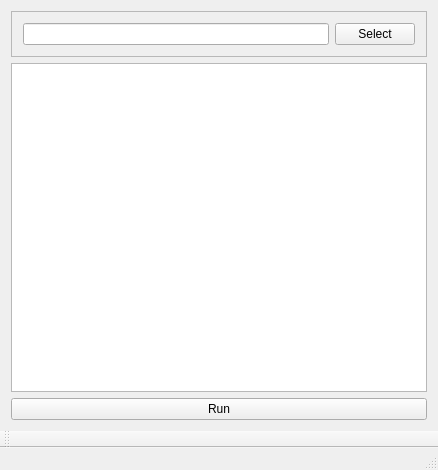
The window that Huangpu/fps_testexecutive.ui (fanmuzhi/huangpu) describes before a commit, drawn with Qt 5.
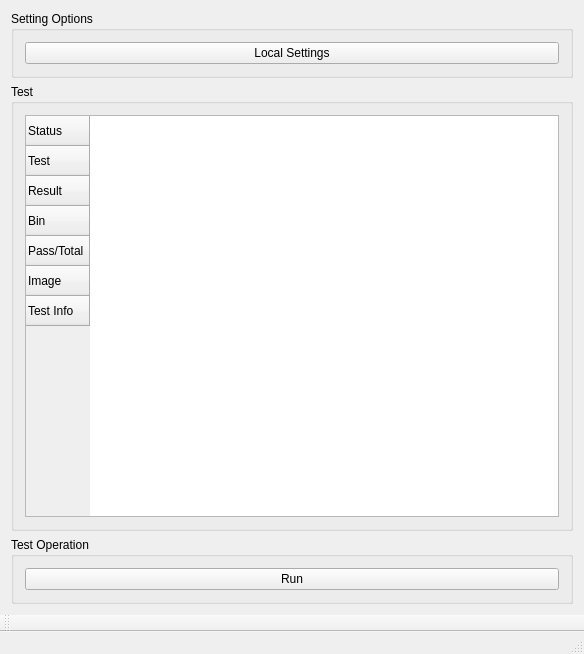
The same window after the commit.

Commit message: add Localsettings GUI and modify fps_testexecutive GUI

The edit to the form file:
```diff
--- a/Huangpu/fps_testexecutive.ui
+++ b/Huangpu/fps_testexecutive.ui
@@ -6,35 +6,25 @@
    <rect>
     <x>0</x>
     <y>0</y>
-    <width>438</width>
-    <height>470</height>
+    <width>584</width>
+    <height>654</height>
    </rect>
   </property>
   <property name="windowTitle">
    <string>FPS_TestExecutive</string>
   </property>
   <widget class="QWidget" name="centralWidget">
-   <layout class="QGridLayout" name="gridLayout_2">
+   <layout class="QGridLayout" name="gridLayout_4">
     <item row="0" column="0">
-     <widget class="QFrame" name="ConfigFileFrame">
-      <property name="frameShape">
-       <enum>QFrame::StyledPanel</enum>
+     <widget class="QGroupBox" name="SettingOptionGroupBox">
+      <property name="title">
+       <string>Setting Options</string>
       </property>
-      <property name="frameShadow">
-       <enum>QFrame::Raised</enum>
-      </property>
-      <layout class="QGridLayout" name="gridLayout">
+      <layout class="QGridLayout" name="gridLayout_2">
        <item row="0" column="0">
-        <widget class="QLineEdit" name="ConfigFileLineEdit">
-         <property name="readOnly">
-          <bool>true</bool>
-         </property>
-        </widget>
-       </item>
-       <item row="0" column="1">
-        <widget class="QPushButton" name="ConfigFileSelectPushButton">
+        <widget class="QPushButton" name="LocalSettingsPushButton">
          <property name="text">
-          <string>Select</string>
+          <string>Local Settings</string>
          </property>
         </widget>
        </item>
@@ -42,18 +32,68 @@
      </widget>
     </item>
     <item row="1" column="0">
-     <widget class="QTextBrowser" name="textBrowser"/>
+     <widget class="QGroupBox" name="TestGroupBox">
+      <property name="title">
+       <string>Test</string>
+      </property>
+      <layout class="QGridLayout" name="gridLayout">
+       <item row="0" column="0">
+        <widget class="QTableWidget" name="TestTableWidget">
+         <row>
+          <property name="text">
+           <string>Status</string>
+          </property>
+         </row>
+         <row>
+          <property name="text">
+           <string>Test</string>
+          </property>
+         </row>
+         <row>
+          <property name="text">
+           <string>Result</string>
+          </property>
+         </row>
+         <row>
+          <property name="text">
+           <string>Bin</string>
+          </property>
+         </row>
+         <row>
+          <property name="text">
+           <string>Pass/Total</string>
+          </property>
+         </row>
+         <row>
+          <property name="text">
+           <string>Image</string>
+          </property>
+         </row>
+         <row>
+          <property name="text">
+           <string>Test Info</string>
+          </property>
+         </row>
+        </widget>
+       </item>
+      </layout>
+     </widget>
     </item>
     <item row="2" column="0">
-     <layout class="QHBoxLayout" name="horizontalLayout">
-      <item>
-       <widget class="QPushButton" name="pushButtonRun">
-        <property name="text">
-         <string>Run</string>
-        </property>
-       </widget>
-      </item>
-     </layout>
+     <widget class="QGroupBox" name="TestOperationGroupBox">
+      <property name="title">
+       <string>Test Operation</string>
+      </property>
+      <layout class="QGridLayout" name="gridLayout_3">
+       <item row="0" column="0">
+        <widget class="QPushButton" name="pushButtonRun">
+         <property name="text">
+          <string>Run</string>
+         </property>
+        </widget>
+       </item>
+      </layout>
+     </widget>
     </item>
    </layout>
   </widget>
```
Left out of the diff: 2 changed lines with no effect on the pictures. The commit also changes 13 other files.
